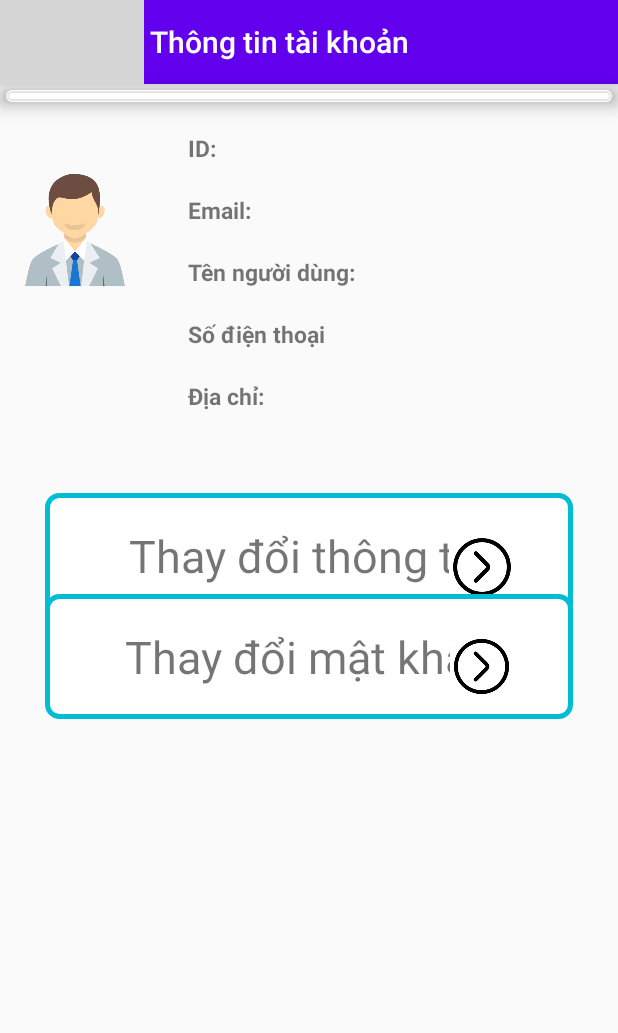
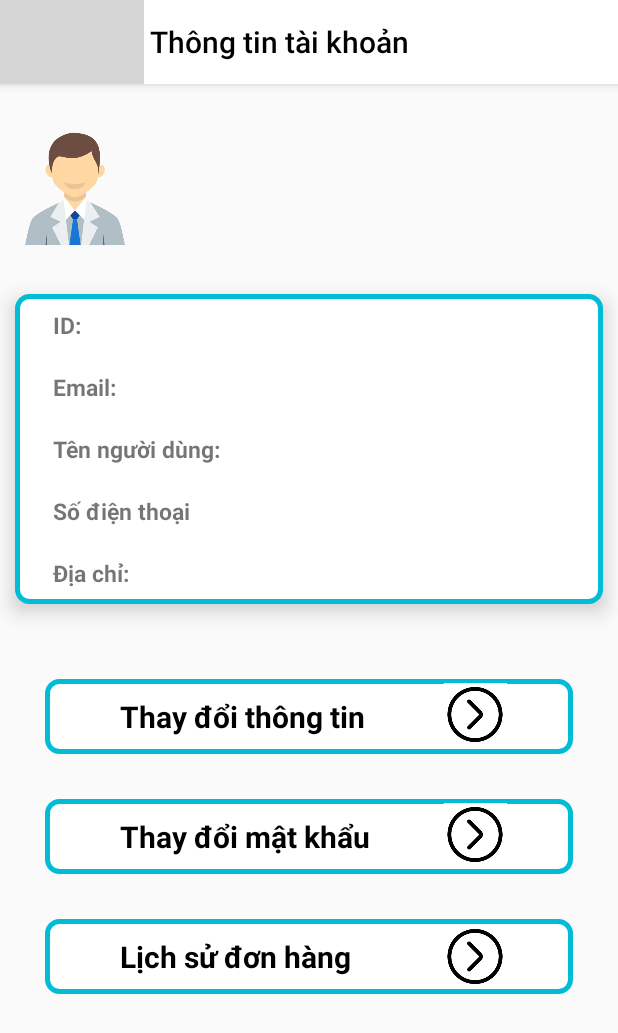
Before and after one commit to MinhThinhrine/MobileProject, an Android app: the inforUser screen opened directly, with no data from a screen before it, on a phone screen of 412 x 824 dp. Shown: the top 1033 px of the screen. Run offline under Robolectric (Android 15) with nearby library versions, the phone set to English and light mode, and no system bars; our stand-ins replace Firebase (no records; nobody signed in at launch, a user with empty details on screens opened directly); 5 statements that could not run were skipped; grey boxes are pictures that could not be loaded.

Commit message:
lich su don hang activity

```diff
--- a/app/src/main/res/layout/activity_infor_user.xml
+++ b/app/src/main/res/layout/activity_infor_user.xml
@@ -11,46 +11,30 @@
         android:id="@+id/titleUser"
         android:layout_width="match_parent"
         android:layout_height="wrap_content"
-        android:background="?attr/colorPrimary"
+        android:background="@color/white"
         android:elevation="4dp"
+        android:gravity="center"
         android:minHeight="?attr/actionBarSize"
         android:theme="@style/ThemeOverlay.AppCompat.Dark.ActionBar"
         app:layout_constraintTop_toTopOf="parent"
         app:navigationIcon="@drawable/ic_action_back_black"
         app:popupTheme="@style/ThemeOverlay.AppCompat.Light"
         app:title="Thông tin tài khoản"
-        app:titleTextColor="@android:color/white" />
-
-    <LinearLayout
-        android:id="@+id/layout_user"
-        android:layout_width="match_parent"
-        android:layout_height="wrap_content"
-        android:background="@drawable/bgr_item_adm"
-        android:elevation="8dp"
-        android:orientation="horizontal"
-        android:padding="4dp"
-        tools:layout_editor_absoluteX="0dp"
-        app:layout_constraintTop_toBottomOf="@+id/titleUser"
-        android:layout_margin="4dp">
-    </LinearLayout>
+        app:titleTextColor="@color/black" />
 
     <RelativeLayout
         android:id="@+id/relativLayout"
         android:layout_width="match_parent"
         android:layout_height="wrap_content"
+        android:layout_marginStart="10dp"
         android:layout_marginTop="20dp"
+        android:layout_marginEnd="10dp"
+        android:background="@drawable/background_diachi"
         android:elevation="8dp"
-        app:layout_constraintTop_toBottomOf="@+id/layout_user"
-        tools:layout_editor_absoluteX="32dp">
-
-        <ImageView
-            android:id="@+id/imagUser"
-            android:layout_width="100dp"
-            android:layout_height="100dp"
-            android:layout_marginTop="15dp"
-            android:layout_marginRight="10dp"
-            android:layout_marginBottom="10dp"
-            android:background="@drawable/iconinfor" />
+        android:padding="10dp"
+        app:layout_constraintEnd_toEndOf="parent"
+        app:layout_constraintStart_toStartOf="parent"
+        app:layout_constraintTop_toBottomOf="@+id/imagUser">
 
         <TextView
             android:id="@+id/iduser"
@@ -110,65 +94,110 @@
             android:text="Địa chỉ:"
             android:textSize="15dp"
             android:textStyle="bold" />
+
     </RelativeLayout>
 
     <TextView
         android:id="@+id/thaydoithongtin"
         android:layout_width="match_parent"
-        android:layout_height="83dp"
+        android:layout_height="50dp"
         android:layout_marginLeft="30dp"
+        android:layout_marginTop="50dp"
         android:layout_marginRight="30dp"
         android:background="@drawable/background_diachi"
-        android:gravity="center"
+        android:gravity="center|left"
+        android:paddingLeft="50dp"
         android:text="Thay đổi thông tin"
-        android:textSize="30dp"
-        app:layout_constraintBottom_toBottomOf="parent"
+        android:textColor="@color/black"
+        android:textSize="20sp"
+        android:textStyle="bold"
         app:layout_constraintEnd_toEndOf="parent"
-        app:layout_constraintHorizontal_bias="0.133"
         app:layout_constraintStart_toStartOf="parent"
-        app:layout_constraintTop_toBottomOf="@+id/relativLayout"
-        app:layout_constraintVertical_bias="0.116" />
+        app:layout_constraintTop_toBottomOf="@+id/relativLayout" />
 
     <ImageView
         android:id="@+id/imageView"
-        android:layout_width="100dp"
-        android:layout_height="44dp"
-        android:layout_marginTop="12dp"
+        android:layout_width="120dp"
+        android:layout_height="42dp"
+        android:layout_marginTop="5dp"
+        android:layout_marginEnd="5dp"
+        android:layout_marginBottom="5dp"
         app:layout_constraintBottom_toBottomOf="@+id/thaydoithongtin"
         app:layout_constraintEnd_toEndOf="@+id/thaydoithongtin"
-        app:layout_constraintHorizontal_bias="0.957"
-        app:layout_constraintStart_toStartOf="@+id/thaydoithongtin"
         app:layout_constraintTop_toTopOf="@+id/thaydoithongtin"
-        app:layout_constraintVertical_bias="0.555"
+        app:layout_constraintVertical_bias="1.0"
         app:srcCompat="@drawable/nextbnt" />
 
     <TextView
         android:id="@+id/doimk"
         android:layout_width="match_parent"
-        android:layout_height="83dp"
+        android:layout_height="50dp"
         android:layout_marginLeft="30dp"
+        android:layout_marginTop="30dp"
         android:layout_marginRight="30dp"
         android:background="@drawable/background_diachi"
-        android:gravity="center"
+        android:gravity="center|left"
+        android:paddingLeft="50dp"
         android:text="Thay đổi mật khẩu"
-        android:textSize="30dp"
-        app:layout_constraintBottom_toBottomOf="parent"
+        android:textColor="@color/black"
+        android:textSize="20sp"
+        android:textStyle="bold"
         app:layout_constraintEnd_toEndOf="parent"
         app:layout_constraintStart_toStartOf="parent"
-        app:layout_constraintTop_toBottomOf="@+id/relativLayout"
-        app:layout_constraintVertical_bias="0.26" />
+        app:layout_constraintTop_toBottomOf="@+id/thaydoithongtin" />
 
     <ImageView
         android:id="@+id/bntdoimk"
-        android:layout_width="102dp"
+        android:layout_width="120dp"
         android:layout_height="42dp"
-        android:layout_marginTop="12dp"
+        android:layout_marginTop="5dp"
+        android:layout_marginEnd="5dp"
+        android:layout_marginBottom="5dp"
         app:layout_constraintBottom_toBottomOf="@+id/doimk"
         app:layout_constraintEnd_toEndOf="@+id/doimk"
-        app:layout_constraintHorizontal_bias="0.959"
-        app:layout_constraintStart_toStartOf="@+id/doimk"
         app:layout_constraintTop_toTopOf="@+id/doimk"
-        app:layout_constraintVertical_bias="0.517"
+        app:layout_constraintVertical_bias="1.0"
         app:srcCompat="@drawable/nextbnt" />
 
+    <TextView
+        android:id="@+id/lichsu"
+        android:layout_width="match_parent"
+        android:layout_height="50dp"
+        android:layout_marginLeft="30dp"
+        android:layout_marginTop="30dp"
+        android:layout_marginRight="30dp"
+        android:background="@drawable/background_diachi"
+        android:gravity="center|left"
+        android:paddingLeft="50dp"
+        android:text="Lịch sử đơn hàng"
+        android:textColor="@color/black"
+        android:textSize="20sp"
+        android:textStyle="bold"
+        app:layout_constraintEnd_toEndOf="parent"
+        app:layout_constraintStart_toStartOf="parent"
+        app:layout_constraintTop_toBottomOf="@+id/doimk" />
+
+    <ImageView
+        android:id="@+id/bntlichsu"
+        android:layout_width="120dp"
+        android:layout_height="42dp"
+        android:layout_marginTop="5dp"
+        android:layout_marginEnd="5dp"
+        android:layout_marginBottom="5dp"
+        app:layout_constraintBottom_toBottomOf="@+id/lichsu"
+        app:layout_constraintEnd_toEndOf="@+id/lichsu"
+        app:layout_constraintTop_toTopOf="@+id/lichsu"
+        app:srcCompat="@drawable/nextbnt" />
+
+    <ImageView
+        android:id="@+id/imagUser"
+        android:layout_width="100dp"
+        android:layout_height="100dp"
+        android:layout_marginTop="20dp"
+        android:layout_marginBottom="20dp"
+        android:background="@drawable/iconinfor"
+        app:layout_constraintBottom_toTopOf="@+id/relativLayout"
+        app:layout_constraintTop_toBottomOf="@+id/titleUser"
+        tools:layout_editor_absoluteX="155dp" />
+
 </androidx.constraintlayout.widget.ConstraintLayout>
--- /dev/null
+++ b/app/src/main/res/layout/dong_lichsudh.xml
@@ -0,0 +1,6 @@
+<?xml version="1.0" encoding="utf-8"?>
+<androidx.constraintlayout.widget.ConstraintLayout xmlns:android="http://schemas.android.com/apk/res/android"
+    android:layout_width="match_parent"
+    android:layout_height="match_parent">
+
+</androidx.constraintlayout.widget.ConstraintLayout>
```
Also changed, not shown: app/src/main/java/com/example/appbanthietbidientu/model/Lichsu_donhang.java (added, +102 -0 lines), app/src/main/res/layout/activity_chitietlichsu.xml (added, +205 -0 lines), app/src/main/res/layout/activity_lichsu.xml (added, +61 -0 lines).
